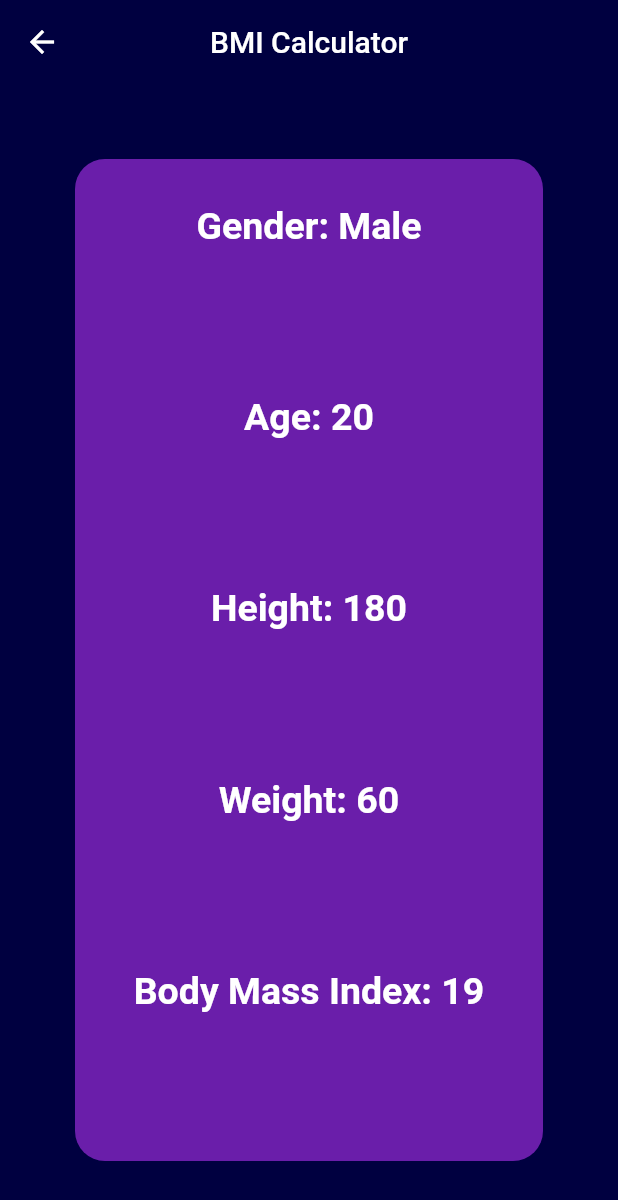
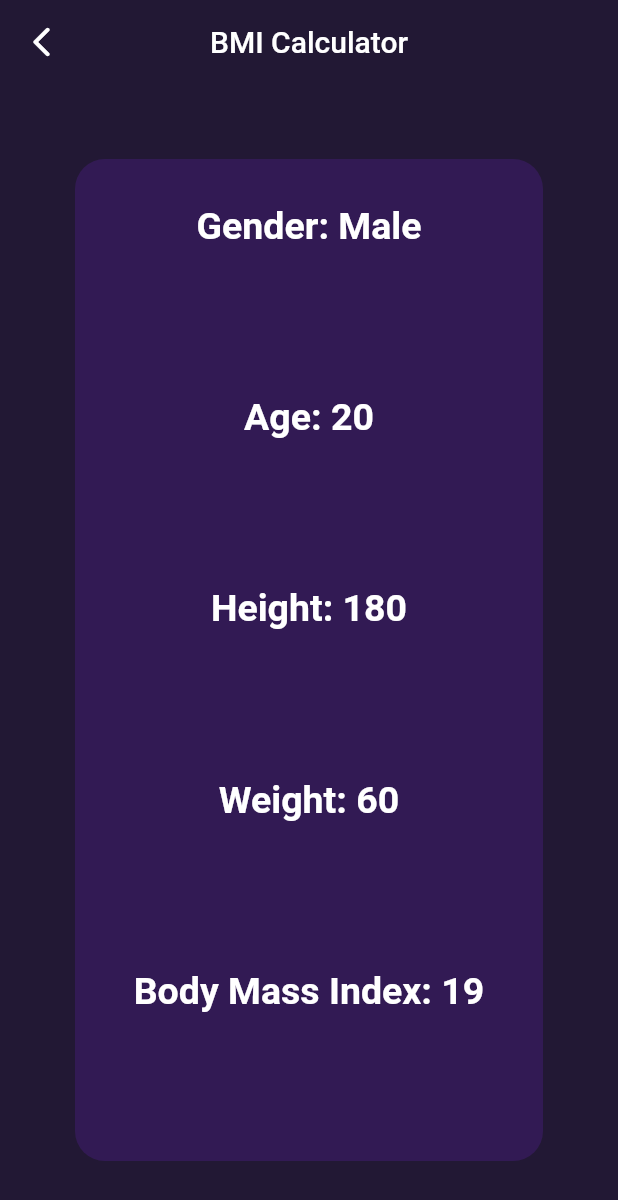
Before and after one commit to MostafaRadian/BMI_Calculator, a Flutter app: the screen it shows after launch, after a tap on "CALCULATE", on a phone screen of 412 x 824 dp. Shown: the top 1200 px of the screen. Run offline on Flutter 3.47's test engine with Material 2 defaults, Android fonts, the phone set to English and light mode, and no system bars.

Commit message:
Finalizing UI coloring

```diff
--- a/lib/bmi_cal_screen.dart
+++ b/lib/bmi_cal_screen.dart
@@ -21,11 +21,12 @@ class _BmiScreenState extends State<BmiScreen> {
       appBar: AppBar(
         centerTitle: true,
         title: const Text("BMI Calculator"),
-        backgroundColor: const Color(0xFF000040),
+        backgroundColor: const Color(0xff0140a28),
         elevation: 0,
       ),
       body: Container(
-          color: const Color(0xFF000040),
+          width: double.infinity,
+          color: const Color(0xff0140a28),
           child: Column(children: [
             Expanded(
               child: Padding(
@@ -43,8 +44,8 @@ class _BmiScreenState extends State<BmiScreen> {
                           decoration: BoxDecoration(
                               borderRadius: BorderRadius.circular(10),
                               color: gender
-                                  ? Colors.purpleAccent
-                                  : const Color.fromARGB(220, 123, 35, 187)),
+                                  ? const Color(0xff835dd3)
+                                  : const Color(0xff321a54)),
                           child: const Column(
                             mainAxisAlignment: MainAxisAlignment.center,
                             children: [
@@ -82,8 +83,8 @@ class _BmiScreenState extends State<BmiScreen> {
                           decoration: BoxDecoration(
                               borderRadius: BorderRadius.circular(10),
                               color: !gender
-                                  ? Colors.purpleAccent
-                                  : const Color.fromARGB(220, 123, 35, 187)),
+                                  ? const Color(0xff835dd3)
+                                  : const Color(0xff321a54)),
                           child: const Column(
                             mainAxisAlignment: MainAxisAlignment.center,
                             children: [
@@ -117,7 +118,7 @@ class _BmiScreenState extends State<BmiScreen> {
                 child: Container(
                   decoration: BoxDecoration(
                       borderRadius: BorderRadius.circular(10),
-                      color: const Color.fromARGB(220, 123, 35, 187)),
+                      color: const Color(0xff321a54)),
                   child: Column(
                       mainAxisAlignment: MainAxisAlignment.center,
                       children: [
@@ -151,7 +152,9 @@ class _BmiScreenState extends State<BmiScreen> {
                             value: height,
                             max: 220,
                             min: 60,
-                            activeColor: Colors.purpleAccent,
+                            activeColor: const Color(0xff835dd3),
+                            inactiveColor:
+                                const Color.fromARGB(126, 52, 200, 165),
                             onChanged: (value) {
                               setState(() {
                                 height = value;
@@ -170,19 +173,19 @@ class _BmiScreenState extends State<BmiScreen> {
                       child: Container(
                         decoration: BoxDecoration(
                             borderRadius: BorderRadius.circular(10),
-                            color: const Color.fromARGB(220, 123, 35, 187)),
+                            color: const Color(0xff321a54)),
                         child: Column(
                           mainAxisAlignment: MainAxisAlignment.center,
                           children: [
                             const Text(
                               "WEIGHT",
                               style:
-                                  TextStyle(fontSize: 25, color: Colors.white),
+                                  TextStyle(fontSize: 20, color: Colors.white),
                             ),
                             Text(
                               "$weight",
                               style: const TextStyle(
-                                  fontSize: 30,
+                                  fontSize: 25,
                                   fontWeight: FontWeight.w900,
                                   color: Colors.white),
                             ),
@@ -197,7 +200,7 @@ class _BmiScreenState extends State<BmiScreen> {
                                   },
                                   heroTag: "weight-",
                                   mini: true,
-                                  backgroundColor: Colors.purpleAccent,
+                                  backgroundColor: const Color(0xff835dd3),
                                   child: const Icon(Icons.remove),
                                 ),
                                 FloatingActionButton(
@@ -208,7 +211,7 @@ class _BmiScreenState extends State<BmiScreen> {
                                   },
                                   heroTag: "weight+",
                                   mini: true,
-                                  backgroundColor: Colors.purpleAccent,
+                                  backgroundColor: const Color(0xff835dd3),
                                   child: const Icon(Icons.add),
                                 )
                               ],
@@ -224,19 +227,19 @@ class _BmiScreenState extends State<BmiScreen> {
                       child: Container(
                         decoration: BoxDecoration(
                             borderRadius: BorderRadius.circular(10),
-                            color: const Color.fromARGB(220, 123, 35, 187)),
+                            color: const Color(0xff321a54)),
                         child: Column(
                           mainAxisAlignment: MainAxisAlignment.center,
                           children: [
                             const Text(
                               "Age",
                               style:
-                                  TextStyle(fontSize: 25, color: Colors.white),
+                                  TextStyle(fontSize: 20, color: Colors.white),
                             ),
                             Text(
                               "$age",
                               style: const TextStyle(
-                                  fontSize: 30,
+                                  fontSize: 25,
                                   fontWeight: FontWeight.w900,
                                   color: Colors.white),
                             ),
@@ -251,7 +254,7 @@ class _BmiScreenState extends State<BmiScreen> {
                                   },
                                   heroTag: "age-",
                                   mini: true,
-                                  backgroundColor: Colors.purpleAccent,
+                                  backgroundColor: const Color(0xff835dd3),
                                   child: const Icon(Icons.remove),
                                 ),
                                 FloatingActionButton(
@@ -262,7 +265,7 @@ class _BmiScreenState extends State<BmiScreen> {
                                   },
                                   heroTag: "age+",
                                   mini: true,
-                                  backgroundColor: Colors.purpleAccent,
+                                  backgroundColor: const Color(0xff835dd3),
                                   child: const Icon(Icons.add),
                                 )
                               ],
@@ -276,11 +279,8 @@ class _BmiScreenState extends State<BmiScreen> {
               ),
             ),
             Container(
+              color: const Color(0xff34c8a6),
               width: double.infinity,
-              decoration: BoxDecoration(
-                borderRadius: BorderRadius.circular(20),
-                color: const Color(0XFFD63B66),
-              ),
               height: 50,
               child: MaterialButton(
                   onPressed: () {
@@ -297,7 +297,7 @@ class _BmiScreenState extends State<BmiScreen> {
                   },
                   child: const Text(
                     "CALCULATE",
-                    style: TextStyle(fontWeight: FontWeight.w500, fontSize: 20),
+                    style: TextStyle(fontWeight: FontWeight.w900, fontSize: 20),
                   )),
             )
           ])),
--- a/lib/bmi_result_screen.dart
+++ b/lib/bmi_result_screen.dart
@@ -1,3 +1,5 @@
+// ignore_for_file: use_full_hex_values_for_flutter_colors
+
 import 'package:flutter/material.dart';
 
 class BmiResult extends StatelessWidget {
@@ -19,19 +21,25 @@ class BmiResult extends StatelessWidget {
     return Scaffold(
         appBar: AppBar(
           centerTitle: true,
+          leading: IconButton(
+            onPressed: () {
+              Navigator.pop(context);
+            },
+            icon: const Icon(Icons.arrow_back_ios_rounded),
+          ),
           title: const Text("BMI Calculator"),
-          backgroundColor: const Color(0xFF000040),
+          backgroundColor: const Color(0xff0140a28),
           elevation: 0,
         ),
         body: Container(
             width: double.infinity,
-            color: const Color(0xFF000040),
+            color: const Color(0xff0140a28),
             child: Padding(
               padding: const EdgeInsets.all(50.0),
               child: Container(
                 decoration: BoxDecoration(
                     borderRadius: BorderRadius.circular(20),
-                    color: const Color.fromARGB(220, 123, 35, 187)),
+                    color: const Color(0xff321a54)),
                 child: Column(
                   mainAxisAlignment: MainAxisAlignment.center,
                   children: [
```
